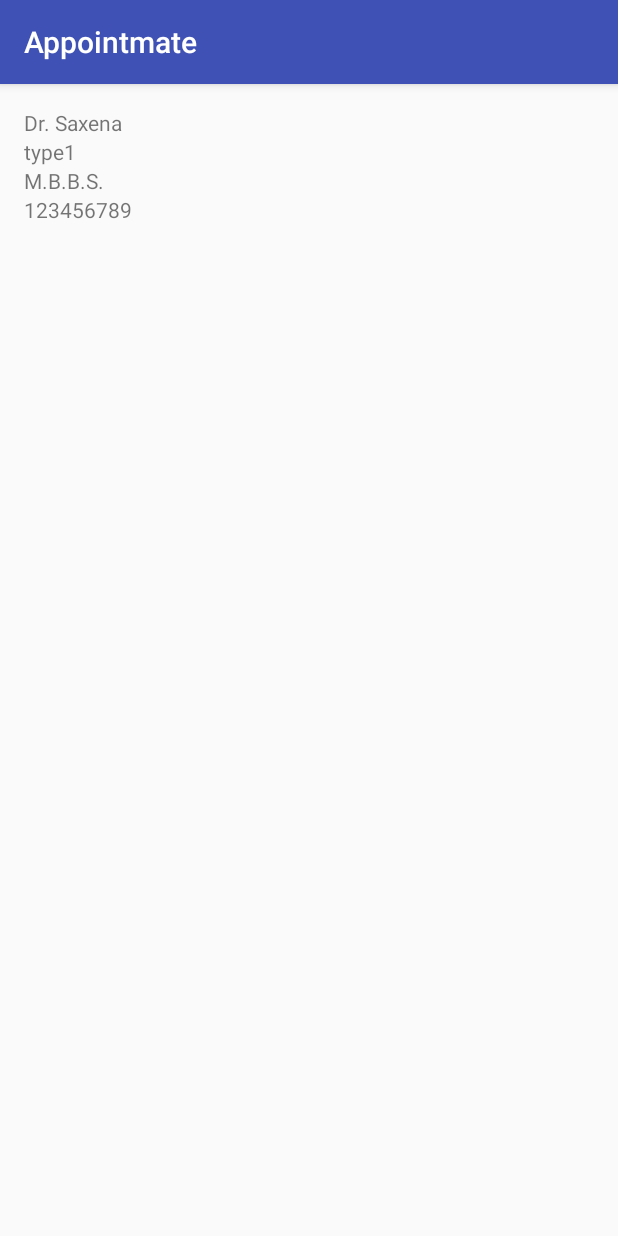
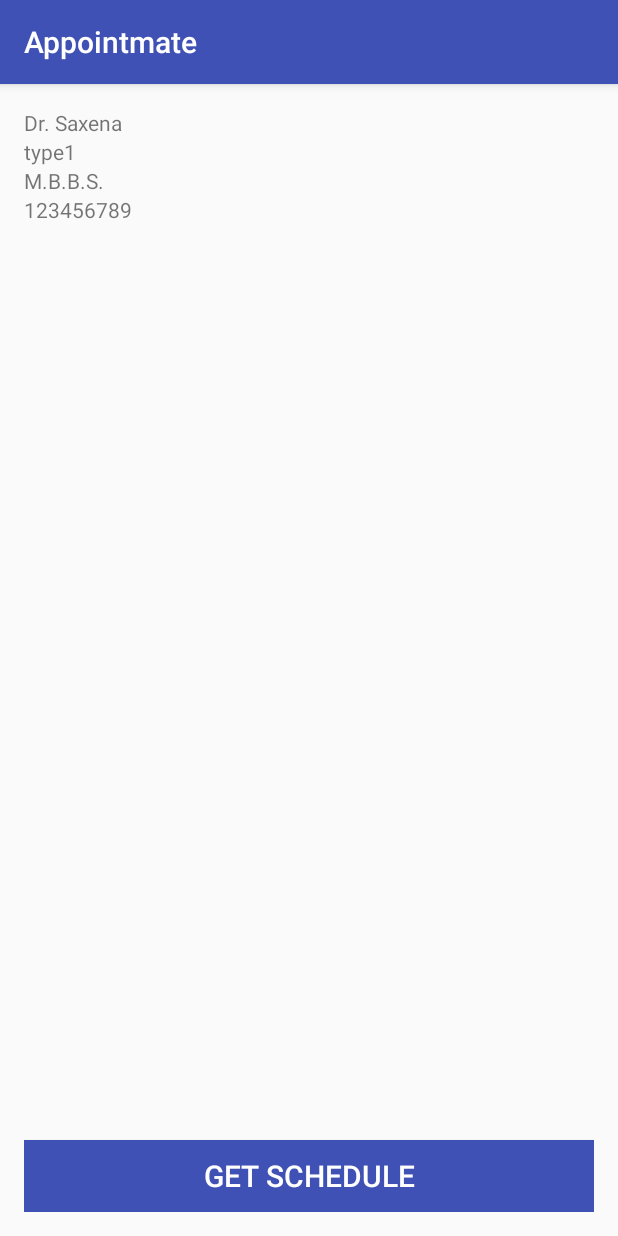
Before and after one commit to pkarira/Appointmate, an Android app: the DoctorList screen opened directly, with no data from a screen before it, after a tap on "Dr. Saxena", on a phone screen of 412 x 824 dp. Run offline under Robolectric (Android 15) with nearby library versions, the phone set to English and light mode, and no system bars; 1 statement that could not run was skipped.

Commit message:
SMS Request Working

```diff
--- a/app/src/main/java/com/example/thispc/appointmate/BookAppointment.java
+++ b/app/src/main/java/com/example/thispc/appointmate/BookAppointment.java
@@ -1,24 +1,58 @@
 package com.example.thispc.appointmate;
 
+import android.app.Activity;
+import android.app.ProgressDialog;
 import android.support.v7.app.AppCompatActivity;
 import android.os.Bundle;
+import android.view.View;
+import android.widget.Button;
 import android.widget.TextView;
+import android.telephony.SmsManager;
 
 public class BookAppointment extends AppCompatActivity {
 
-    TextView name,type,qual,contact;
+    TextView name, type, qual, contact;
+    static long bookingNumber;
+    static int doctorId;
+    static ProgressDialog progress;
+    Button btn;
+    static Activity parent;
+
+
     @Override
     protected void onCreate(Bundle savedInstanceState) {
         super.onCreate(savedInstanceState);
         setContentView(R.layout.activity_book_appointment);
         Bundle data = getIntent().getExtras();
-        name= (TextView) findViewById(R.id.doctor_name);
-        type= (TextView) findViewById(R.id.doctor_type);
-        qual= (TextView) findViewById(R.id.doctor_qual);
-        contact= (TextView) findViewById(R.id.doctor_contact);
+        name = (TextView) findViewById(R.id.doctor_name);
+        type = (TextView) findViewById(R.id.doctor_type);
+        qual = (TextView) findViewById(R.id.doctor_qual);
+        contact = (TextView) findViewById(R.id.doctor_contact);
+        btn = (Button) findViewById(R.id.sendMSG);
         name.setText(data.getString("name"));
         type.setText(data.getString("type"));
         qual.setText(data.getString("qual"));
         contact.setText(String.valueOf(data.getLong("contact")));
+        bookingNumber = data.getLong("contact");
+        doctorId = data.getInt("id");
+        parent = this;
+        btn.setOnClickListener(new View.OnClickListener() {
+            @Override
+            public void onClick(View v) {
+                progress = ProgressDialog.show(BookAppointment.this, "Please Wait",
+                        "Waiting for Server Message", true);
+
+                new Thread(new Runnable() {
+                    @Override
+                    public void run() {
+                        // do the thing that takes a long time
+                        String phoneNumber = MainActivity.serverNumber;
+                        String smsBody = String.valueOf("<>"+doctorId);
+                        SmsManager smsManager = SmsManager.getDefault();
+                        smsManager.sendTextMessage(phoneNumber, null, smsBody, null, null);
+                    }
+                }).start();
+            }
+        });
     }
 }
--- a/app/src/main/java/com/example/thispc/appointmate/DoctorListAdapter.java
+++ b/app/src/main/java/com/example/thispc/appointmate/DoctorListAdapter.java
@@ -41,6 +41,7 @@ public class DoctorListAdapter extends RecyclerView.Adapter<DoctorListAdapter.Li
         holder.vType.setText(String.valueOf(dd.getType()));
         holder.vQual.setText(String.valueOf(dd.getQualification()));
         holder.vContact = dd.getContact();
+        holder.vDoctorID = dd.getId();
     }
 
     @Override
@@ -55,6 +56,7 @@ public class DoctorListAdapter extends RecyclerView.Adapter<DoctorListAdapter.Li
         protected TextView vQual;
         protected ImageView vImg;
         protected Long vContact;
+        protected int vDoctorID;
 
         public ListViewHolder(View vi) {
             super(vi);
@@ -72,6 +74,7 @@ public class DoctorListAdapter extends RecyclerView.Adapter<DoctorListAdapter.Li
             intent.putExtra("type",vType.getText());
             intent.putExtra("qual",vQual.getText());
             intent.putExtra("contact",vContact);
+            intent.putExtra("id",vDoctorID);
             parentAct.startActivity(intent);
         }
     }
--- a/app/src/main/java/com/example/thispc/appointmate/MainActivity.java
+++ b/app/src/main/java/com/example/thispc/appointmate/MainActivity.java
@@ -13,6 +13,7 @@ public class MainActivity extends AppCompatActivity {
     DataBaseHandler dbh;
     static int user_num = 1;
     SharedPreferences prefs;
+    final static String serverNumber = "+917060906315";
 
     public void login(View v) {
         Toast.makeText(MainActivity.this, "Hello", Toast.LENGTH_SHORT).show();
@@ -53,6 +54,8 @@ public class MainActivity extends AppCompatActivity {
         prefs = getSharedPreferences("ABCDE", MODE_PRIVATE);
         user_num = prefs.getInt("UserNum", user_num);
 
+        dbh.clear();
+
         HospitalDetails hd = new HospitalDetails(1,"Hospital ONE","#1234,ABC Road, LodaPur",1234567890,5);
         dbh.addHospital(hd);
         hd = new HospitalDetails(2,"Hospital Two","#1234,ABC Road, fsppur",2134567890,5);
@@ -66,7 +69,7 @@ public class MainActivity extends AppCompatActivity {
         dbh.addDoctor(dd);
         dd = new DoctorDetails(4,"Dr. Gupta",333456789,"M.B.B.S.","type4");
         dbh.addDoctor(dd);
-        dd = new DoctorDetails(5,"Dr. R. Babbar",333455789,"M.B.B.S.","type5");
+        dd = new DoctorDetails(5,"Dr. R. Babbar",Long.parseLong(serverNumber),"M.B.B.S.","type5");
         dbh.addDoctor(dd);
     }
 
--- a/app/src/main/res/layout/activity_book_appointment.xml
+++ b/app/src/main/res/layout/activity_book_appointment.xml
@@ -32,5 +32,13 @@
         android:text="Contact"
         android:layout_below="@+id/doctor_qual"
         android:id="@+id/doctor_contact"/>
-
+    <Button
+        android:layout_width="match_parent"
+        android:layout_height="wrap_content"
+        android:id="@+id/sendMSG"
+        android:textSize="20dp"
+        android:background="@color/colorPrimary"
+        android:text="GET SCHEDULE"
+        android:textColor="#FFFFFF"
+        android:layout_alignParentBottom="true" />
 </RelativeLayout>
```
Also changed, not shown: app/src/main/AndroidManifest.xml (+11 -0 lines), app/src/main/java/com/example/thispc/appointmate/DataBaseHandler.java (+7 -0 lines), app/src/main/java/com/example/thispc/appointmate/SmsManager.java (added, +47 -0 lines).
